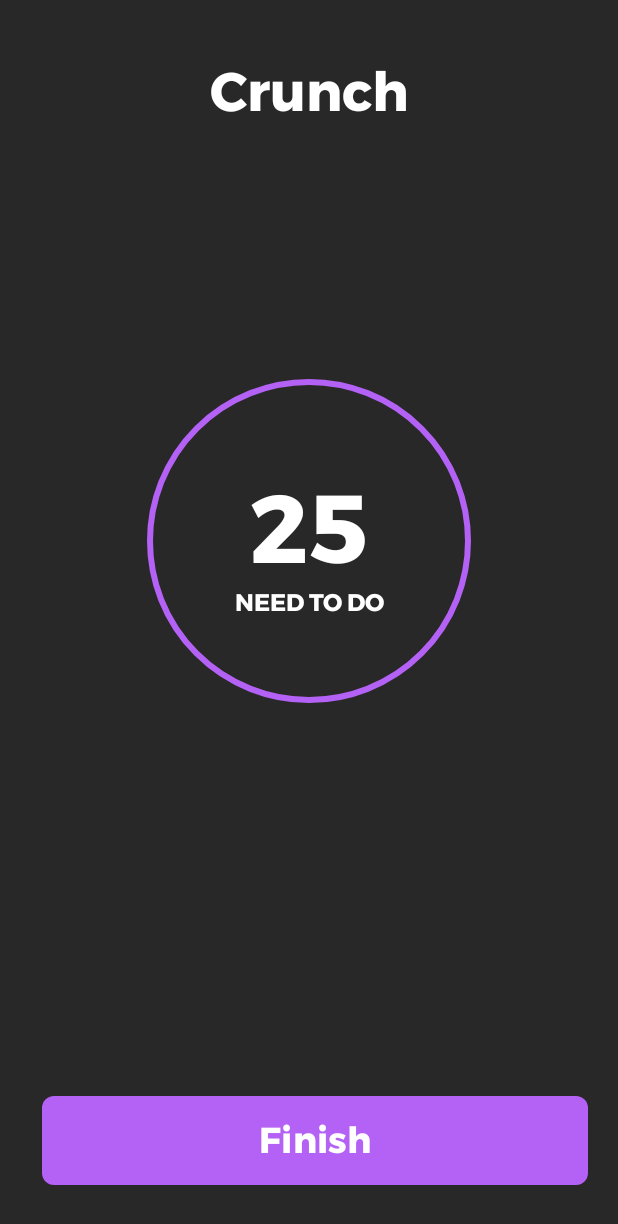
After one commit to NastyaStirlex/SuperFit, an Android app: the layout fragment_exercise.xml on its own in the app's theme, with its tools: preview values and no code run, on a phone screen of 412 x 824 dp. The commit adds this screen. Shown: the top 1224 px of the screen. Run offline under Robolectric (Android 15) with nearby library versions, the phone set to English and light mode, and no system bars.

Commit message:
:lipstick: layout(exercise)
general for all exercises

```diff
--- a/app/src/main/java/com/nastirlex/superfit/presentation/exercises/ExercisesFragment.kt
+++ b/app/src/main/java/com/nastirlex/superfit/presentation/exercises/ExercisesFragment.kt
@@ -40,6 +40,8 @@ class ExercisesFragment : Fragment() {
         binding.exercisesRecyclerView.layoutManager =
             LinearLayoutManager(this.context, LinearLayoutManager.VERTICAL, false)
 
-        binding.exercisesRecyclerView.adapter = ExercisesListAdapter()
+        binding.exercisesRecyclerView.adapter = ExercisesListAdapter() {
+            findNavController().navigate(R.id.action_exercisesFragment_to_exerciseFragment)
+        }
     }
 }
--- /dev/null
+++ b/app/src/main/res/drawable/button_finish_background.xml
@@ -0,0 +1,11 @@
+<?xml version="1.0" encoding="utf-8"?>
+<shape xmlns:android="http://schemas.android.com/apk/res/android"
+    android:shape="rectangle">
+
+    <solid
+        android:color="@color/purple"/>
+
+    <corners
+        android:radius="8dp"/>
+
+</shape>
--- /dev/null
+++ b/app/src/main/res/layout/fragment_exercise.xml
@@ -0,0 +1,84 @@
+<?xml version="1.0" encoding="utf-8"?>
+<androidx.constraintlayout.widget.ConstraintLayout xmlns:android="http://schemas.android.com/apk/res/android"
+    xmlns:app="http://schemas.android.com/apk/res-auto"
+    xmlns:tools="http://schemas.android.com/tools"
+    android:layout_width="match_parent"
+    android:layout_height="match_parent"
+    android:background="@color/background"
+    tools:context=".presentation.exercise.ExerciseFragment">
+
+    <Button
+        android:id="@+id/finishButton"
+        android:layout_width="0dp"
+        android:layout_height="wrap_content"
+        android:layout_marginStart="28dp"
+        android:layout_marginEnd="20dp"
+        android:layout_marginBottom="34dp"
+        android:background="@drawable/button_finish_background"
+        android:clickable="true"
+        android:enabled="true"
+        android:fontFamily="@font/montserrat_bold"
+        android:text="@string/finish"
+        android:textSize="24sp"
+        app:backgroundTint="@null"
+        app:layout_constraintBottom_toBottomOf="parent"
+        app:layout_constraintEnd_toEndOf="parent"
+        app:layout_constraintStart_toStartOf="parent" />
+
+    <TextView
+        android:id="@+id/textView"
+        android:layout_width="wrap_content"
+        android:layout_height="wrap_content"
+        android:layout_marginTop="32dp"
+        android:fontFamily="@font/montserrat_bold"
+        android:text="@string/crunch_title"
+        android:textColor="@color/white"
+        android:textSize="36sp"
+        app:layout_constraintEnd_toEndOf="parent"
+        app:layout_constraintStart_toStartOf="parent"
+        app:layout_constraintTop_toTopOf="parent" />
+
+    <com.google.android.material.progressindicator.CircularProgressIndicator
+        android:id="@+id/progressBar"
+        android:layout_width="wrap_content"
+        android:layout_height="wrap_content"
+        android:layout_marginBottom="100dp"
+        android:indeterminate="false"
+        app:indicatorColor="@color/purple"
+        app:indicatorSize="216dp"
+        app:layout_constraintBottom_toTopOf="@+id/finishButton"
+        app:layout_constraintEnd_toEndOf="parent"
+        app:layout_constraintStart_toStartOf="parent"
+        app:layout_constraintTop_toBottomOf="@+id/textView"
+        app:trackThickness="4dp"
+        android:progress="100"/>
+
+    <TextView
+        android:id="@+id/textView2"
+        android:layout_width="wrap_content"
+        android:layout_height="wrap_content"
+        android:layout_marginBottom="16dp"
+        android:fontFamily="@font/montserrat_bold"
+        android:text="25"
+        android:textColor="@color/white"
+        android:textSize="64sp"
+        app:layout_constraintBottom_toBottomOf="@+id/progressBar"
+        app:layout_constraintEnd_toEndOf="@+id/progressBar"
+        app:layout_constraintStart_toStartOf="@+id/progressBar"
+        app:layout_constraintTop_toTopOf="@+id/progressBar" />
+
+    <TextView
+        android:id="@+id/textView3"
+        android:layout_width="wrap_content"
+        android:layout_height="wrap_content"
+        android:layout_marginTop="-16dp"
+        android:fontFamily="@font/montserrat_bold"
+        android:text="@string/need_to_do"
+        android:textColor="@color/white"
+        android:textSize="16sp"
+        app:layout_constraintEnd_toEndOf="@+id/progressBar"
+        app:layout_constraintStart_toStartOf="@+id/progressBar"
+        app:layout_constraintTop_toBottomOf="@+id/textView2" />
+
+
+</androidx.constraintlayout.widget.ConstraintLayout>
--- a/app/src/main/res/layout/item_exercises_list.xml
+++ b/app/src/main/res/layout/item_exercises_list.xml
@@ -10,6 +10,7 @@
         android:layout_width="match_parent"
         android:layout_height="114dp"
         android:layout_marginBottom="16dp"
+        android:clickable="true"
         app:cardBackgroundColor="@color/background"
         app:cardCornerRadius="8dp"
         app:layout_constraintBottom_toBottomOf="parent"
--- a/app/src/main/res/values/colors.xml
+++ b/app/src/main/res/values/colors.xml
@@ -7,4 +7,5 @@
     <color name="transparent">#00FFFFFF</color>
     <color name="gray">#C6C6C6</color>
     <color name="light_gray">#666666</color>
+    <color name="purple">#B461F5</color>
 </resources>
--- a/app/src/main/res/values/strings.xml
+++ b/app/src/main/res/values/strings.xml
@@ -48,4 +48,7 @@
     <string name="ok">OK</string>
     <string name="preference_file_key">shared</string>
 
+    <string name="finish">Finish</string>
+    <string name="need_to_do">NEED TO DO</string>
+
 </resources>
```
Also changed, not shown: app/src/main/java/com/nastirlex/superfit/presentation/exercise/ExerciseFragment.kt (added, +47 -0 lines), app/src/main/java/com/nastirlex/superfit/presentation/exercises/adapter/ExercisesListAdapter.kt (+8 -3 lines), app/src/main/res/drawable/progress_bar.xml (added, +28 -0 lines), app/src/main/res/navigation/main_nav_graph.xml (+10 -1 lines).
